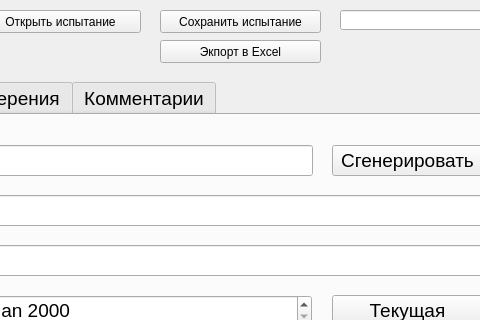
Above: UI/MainWindow.ui from Ausslaander/Logger before the change; both pictures show x 220 to 700 and y 0 to 320 of the 974 by 906 pixel window. Below: the same form after it.
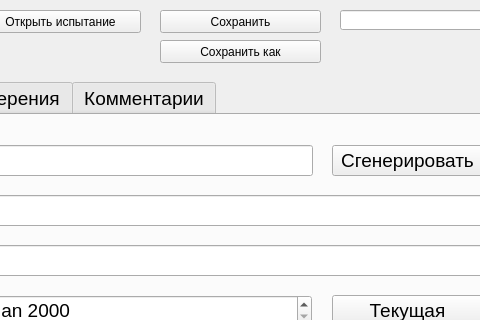
That is the form after the change.

Patch:
```diff
--- a/UI/MainWindow.ui
+++ b/UI/MainWindow.ui
@@ -375,7 +375,7 @@
      </rect>
     </property>
     <property name="text">
-     <string>Сохранить испытание</string>
+     <string>Сохранить</string>
     </property>
    </widget>
    <widget class="QLineEdit" name="CurrentExp">
@@ -401,7 +401,7 @@
      </rect>
     </property>
     <property name="text">
-     <string>Экпорт в Excel</string>
+     <string>Сохранить как</string>
     </property>
    </widget>
   </widget>
```
Left out of the diff: 2 changed lines with no effect on the pictures.
